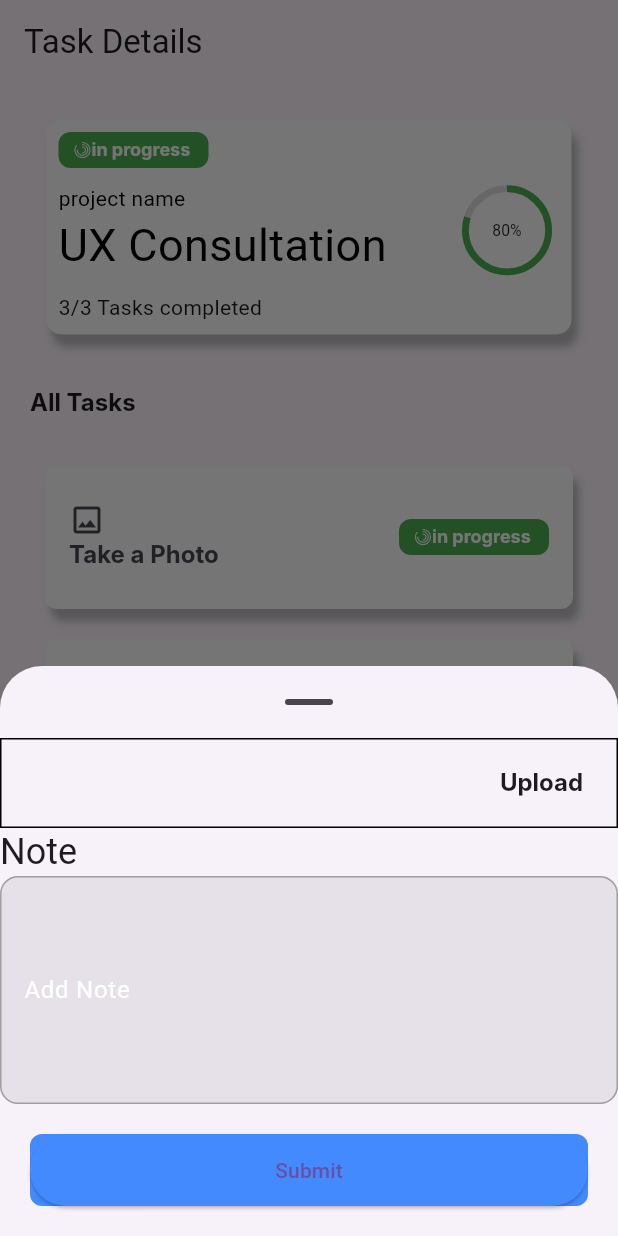
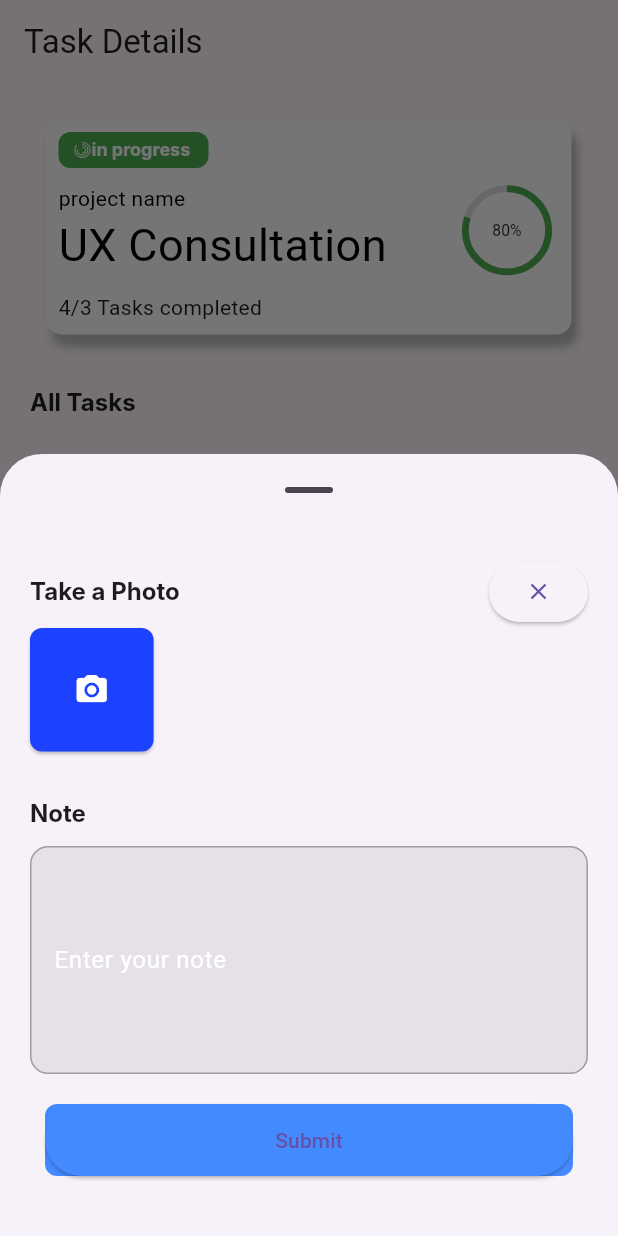
Before and after one commit to Momen64125/task_details, a Flutter app: the screen it shows after launch, after a tap on "Take a Photo", on a phone screen of 412 x 824 dp. Run offline on Flutter 3.47's test engine with Material 3 defaults, Android fonts, the phone set to English and light mode, and no system bars; drawn by our look-alikes of percent_indicator; our stand-ins replace badges, file_picker, flutter_screenutil, flutter_svg, image_picker; Roboto replaces fonts that are missing (Inter); project files that could hold a hidden picture were left out.

Commit message:
add new object

```diff
--- a/lib/presentation/screens/task.dart
+++ b/lib/presentation/screens/task.dart
@@ -13,7 +13,7 @@ class Task extends StatelessWidget {
 
   final TaskRepository taskRepository = TaskRepositoryImp(
     TaskDetailsModel(
-      actions: ['Take a Photo', 'Answer now', 'Check if Ok'],
+      actions: ['Take a Photo', 'Answer now', 'Check if Ok','Upload File'],
       // id: 1,
       // name: 'Take a Photo',
     ),
--- a/lib/presentation/widgets/action_item_widget.dart
+++ b/lib/presentation/widgets/action_item_widget.dart
@@ -50,6 +50,8 @@ class ActionItemWidget extends StatelessWidget {
                         ? Icons.edit_note_outlined
                         : action == 'Take a Photo'
                         ? Icons.photo_outlined
+                        :action=='Upload File'?
+                         Icons.upload_file
                         : Icons.check_box_outlined,
                   ),
                   Text(
--- a/lib/presentation/widgets/action_list_widget.dart
+++ b/lib/presentation/widgets/action_list_widget.dart
@@ -1,6 +1,7 @@
 import 'package:flutter/material.dart';
 
 import 'package:untitled5/config/theme/widget_manager.dart';
+import 'package:untitled5/presentation/widgets/voice_widget.dart';
 
 import '../../config/theme/font_system/app_fonts.dart';
 import '../../config/theme/sizes_manager.dart';
@@ -57,23 +58,21 @@ class ActionList extends StatelessWidget {
                      return Wrap(
                       children: [
                       if (index == 0)
-                      // ImageWidget(actionItem: actionItem)
-                        FileWidget(
-                         actionType: ' actionItem',
-                          scheduleId: scheduleId,
+                       ImageWidget(actionItem: actionItem)
 
-                        )
                       else if (index == 1)
                        const    AnswerWidget(
 
                          question: 'Answer the question immediately',
                          options: ['Choice one', 'Choice two', 'Choice three', 'Choice four'],
                        )
-                        else
+                        else if (index == 2)
                        const CheckIfOk(
                       question: 'Check it now if you finish it',
                          optionText: 'Check now',
-    ),
+    )   else
+                         FileWidget(actionType:  actionItem, scheduleId: scheduleId),
+
     ],
     );
                     }
--- a/lib/presentation/widgets/add_file.dart
+++ b/lib/presentation/widgets/add_file.dart
@@ -37,14 +37,14 @@ class AddFileWidget extends StatelessWidget {
         SnackBar(content: Text('Failed to pick files: $e')),
       );
     } finally {
-      isLoading?.call(false); // إيقاف مؤشر التحميل
+      isLoading?.call(false);
     }
   }
 
   @override
   Widget build(BuildContext context) {
     return Material(
-      color: Color(0x1D42FF),
+      color: Color(0xff1D42FF),
       child: InkWell(
         onTap: () => _pickFiles(context),
         child: Container(
--- a/lib/presentation/widgets/file_list.dart
+++ b/lib/presentation/widgets/file_list.dart
@@ -71,7 +71,7 @@ class _FilesListWidgetState extends State<FilesListWidget> {
                         child: Icon(
                           Icons.close,
                           size: 20,
-                          color: Colors.red,
+
                         ).paddingAll(Sizes.size2),
                       ),
                     ),
--- a/pubspec.yaml
+++ b/pubspec.yaml
@@ -44,6 +44,8 @@ dependencies:
 
   permission_handler: ^11.3.1
   flutter_lints: 4.0.0
+  flutter_sound: ^9.2.13
+
 
 dev_dependencies:
   flutter_test:
```
Also changed, not shown: lib/presentation/widgets/file_widget.dart (+13 -15 lines), lib/presentation/widgets/voice_action_widget.dart (deleted, +0 -88 lines), lib/presentation/widgets/voice_widget.dart (added, +138 -0 lines), pubspec.lock, 2 other files.
